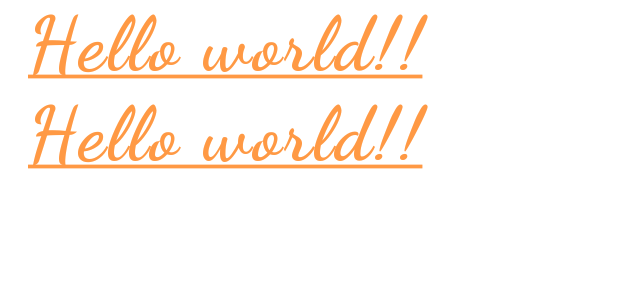
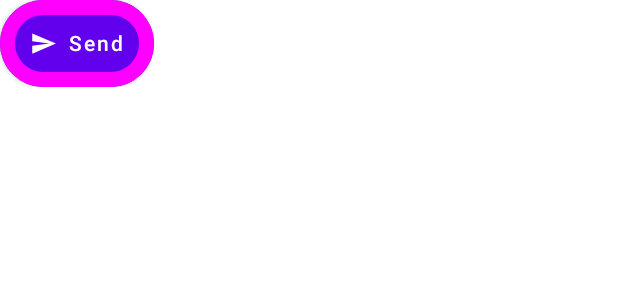
Before and after one commit to NewTurn2017/Android-Compose-Base, an Android app built with Jetpack Compose: the @Preview function DefaultPreview, on a phone screen of 412 x 824 dp. Shown: the top 300 px of the screen. Run offline under Robolectric (Android 15) with nearby library versions, the phone set to English and light mode, and no system bars.

Commit message:
Create Button

```diff
--- a/app/src/main/java/com/compose/composebase/MainActivity.kt
+++ b/app/src/main/java/com/compose/composebase/MainActivity.kt
@@ -1,14 +1,17 @@
 package com.compose.composebase
 
+import android.graphics.drawable.Icon
 import android.os.Bundle
+import android.widget.Toast
 import androidx.activity.ComponentActivity
 import androidx.activity.compose.setContent
-import androidx.compose.foundation.layout.fillMaxSize
-import androidx.compose.foundation.layout.size
-import androidx.compose.foundation.layout.width
-import androidx.compose.material.MaterialTheme
-import androidx.compose.material.Surface
-import androidx.compose.material.Text
+import androidx.compose.foundation.BorderStroke
+import androidx.compose.foundation.layout.*
+import androidx.compose.foundation.shape.CircleShape
+import androidx.compose.foundation.shape.RoundedCornerShape
+import androidx.compose.material.*
+import androidx.compose.material.icons.Icons
+import androidx.compose.material.icons.filled.Send
 import androidx.compose.runtime.Composable
 import androidx.compose.ui.Modifier
 import androidx.compose.ui.graphics.Color
@@ -26,38 +29,38 @@ class MainActivity : ComponentActivity() {
         super.onCreate(savedInstanceState)
         setContent {
             ComposeBaseTheme {
-                // A surface container using the 'background' color from the theme
-                Surface(
-                    modifier = Modifier.fillMaxSize(),
-                    color = MaterialTheme.colors.background
-                ) {
-//                    Greeting("이거 좋은데?")
-                }
+                SendButton(onButtonClicked = {
+                    Toast.makeText(this, "Send Clicked", Toast.LENGTH_SHORT).show()
+                })
             }
         }
     }
 }
 
 @Composable
-fun Greeting(name: String) {
-    Text(
-        modifier = Modifier.size(300.dp),
-        color = Color(0xffff9944),
-        text = "Hello $name!! Hello $name!!",
-        fontSize = 50.sp,
-        fontWeight = FontWeight.Bold,
-        fontFamily = FontFamily.Cursive,
-        letterSpacing = 2.sp,
-        maxLines = 2,
-        textDecoration = TextDecoration.Underline,
-        textAlign = TextAlign.Center
-    )
+fun SendButton(onButtonClicked: () -> Unit) {
+    Button(
+        onClick = onButtonClicked,
+        enabled = true,
+        border = BorderStroke(10.dp, Color.Magenta),
+        shape = CircleShape,
+        contentPadding = PaddingValues(20.dp),
+    ) {
+        Icon(
+            imageVector = Icons.Default.Send,
+            contentDescription = "Send",
+            tint = Color.White,
+            modifier = Modifier.size(18.dp)
+        )
+        Spacer(modifier = Modifier.width(ButtonDefaults.IconSpacing))
+        Text(text = "Send")
+    }
 }
 
 @Preview(showBackground = true)
 @Composable
 fun DefaultPreview() {
     ComposeBaseTheme {
-        Greeting("world")
+        SendButton(onButtonClicked = {})
     }
 }
```
